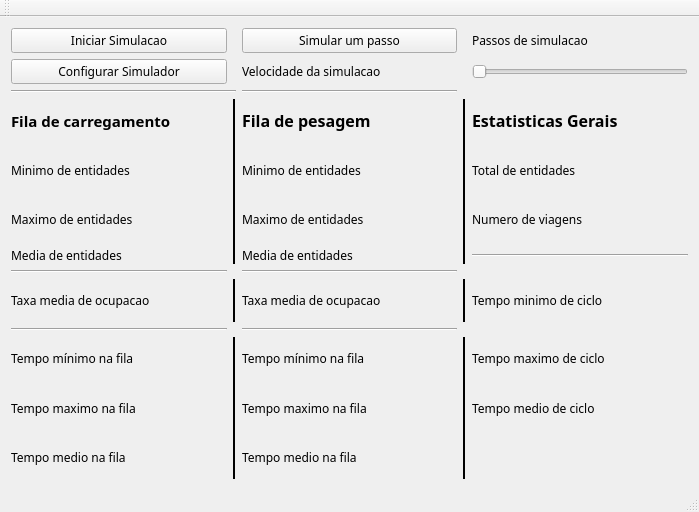
First picture: the form in janelaprincipal.ui, repository luisdecker/Modelsim16.1, before the edit.
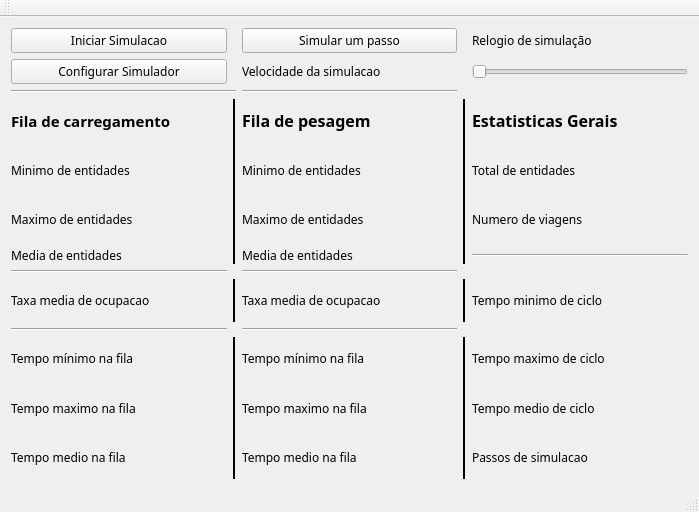
Second picture: the form after the edit.

Diff of the .ui file:
```diff
--- a/janelaprincipal.ui
+++ b/janelaprincipal.ui
@@ -341,13 +341,6 @@
       </property>
      </widget>
     </item>
-    <item row="1" column="7">
-     <widget class="QLabel" name="passosSimulacao">
-      <property name="text">
-       <string>Passos de simulacao</string>
-      </property>
-     </widget>
-    </item>
     <item row="8" column="7">
      <widget class="Line" name="line_13">
       <property name="orientation">
@@ -399,6 +392,20 @@
       </property>
      </widget>
     </item>
+    <item row="15" column="7">
+     <widget class="QLabel" name="passosSimulacao">
+      <property name="text">
+       <string>Passos de simulacao</string>
+      </property>
+     </widget>
+    </item>
+    <item row="1" column="7">
+     <widget class="QLabel" name="relogioSimulacao">
+      <property name="text">
+       <string>Relogio de simulação</string>
+      </property>
+     </widget>
+    </item>
    </layout>
   </widget>
   <widget class="QMenuBar" name="menuBar">
```
